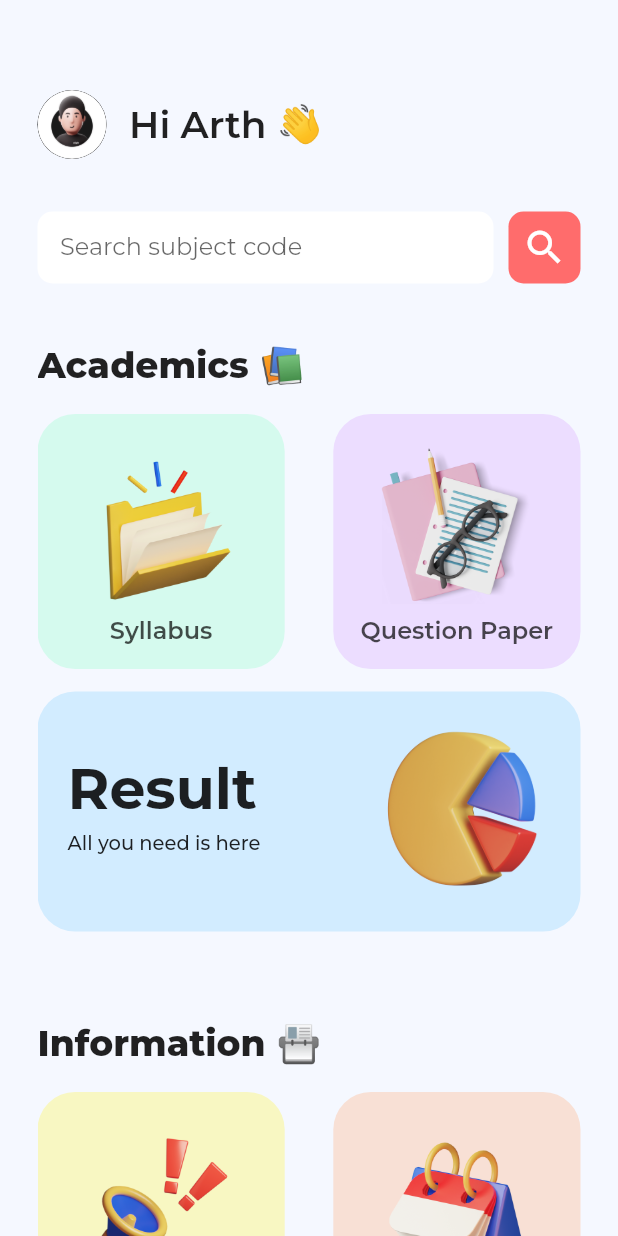
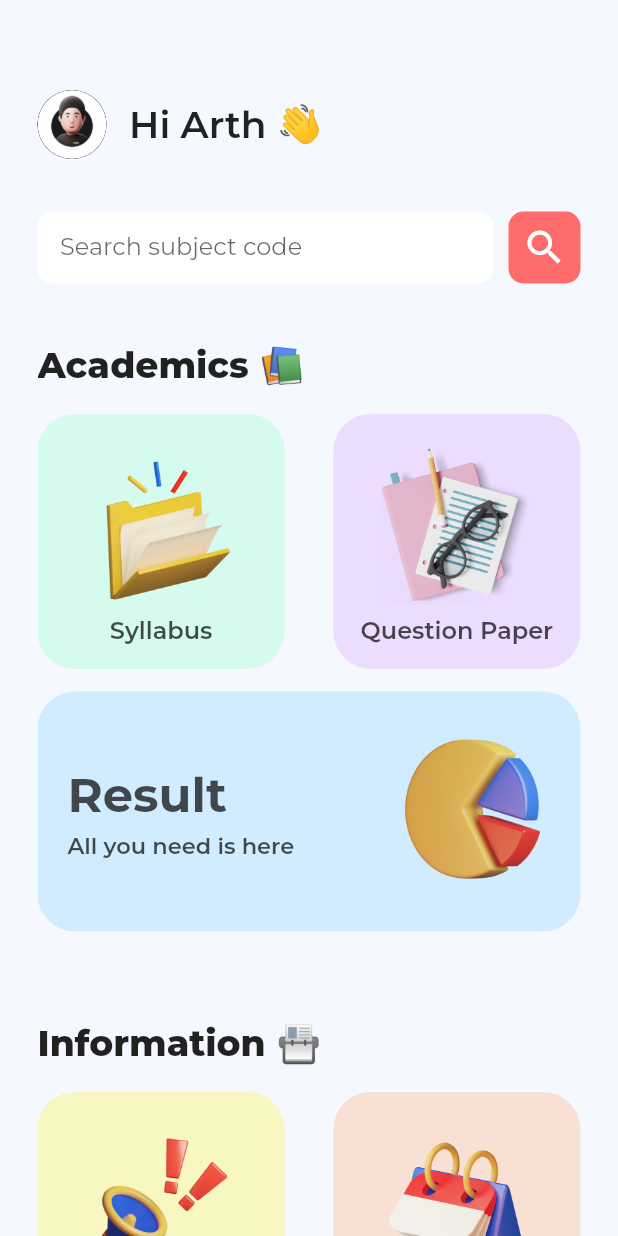
Before and after one commit to ArthVhanesa/gtu-app, a Flutter app: the screen it shows after launch, on a phone screen of 412 x 824 dp. Run offline on Flutter 3.47's test engine with Material 2 defaults, Android fonts, the phone set to English and light mode, and no system bars; drawn by our look-alikes of auto_size_text; our stand-ins replace google_fonts, tab_indicator_styler; missing offline and left inert: dart:ffi.

Commit message:
small change

```diff
--- a/lib/components/RectangleCard.dart
+++ b/lib/components/RectangleCard.dart
@@ -1,4 +1,7 @@
 // ignore_for_file: public_member_api_docs, sort_constructors_first
+import 'dart:ffi';
+
+import 'package:auto_size_text/auto_size_text.dart';
 import 'package:flutter/material.dart';
 import 'package:gtu_app/ScreenRouter.dart';
 import 'package:gtu_app/data/CardData.dart';
@@ -13,6 +16,7 @@ class RectangleCard extends StatelessWidget {
   }) : super(key: key);
 
   final FontStyle _fontStyle = FontStyle();
+  final AppColors _colors = AppColors();
 
   bool istagLine = false;
   bool islinkAvailable = false;
@@ -51,35 +55,45 @@ class RectangleCard extends StatelessWidget {
             mainAxisAlignment: MainAxisAlignment.spaceBetween,
             crossAxisAlignment: CrossAxisAlignment.center,
             children: [
-              Column(
+              Expanded(
+                child: Column(
                   crossAxisAlignment: CrossAxisAlignment.start,
                   mainAxisAlignment: MainAxisAlignment.center,
                   children: [
-                  Text(
+                    AutoSizeText(
                       card.title,
-                    style: _fontStyle.montserrat(
-                        istagLine ? 38 : 32, FontWeight.w700),
+                      style: _fontStyle
+                          .montserrat(32, FontWeight.w700)
+                          .copyWith(color: _colors.titleColor),
+                      maxLines: 2,
                     ),
                     SizedBox(
                       height: istagLine ? 5 : 0,
                     ),
                     istagLine
-                      ? Text(
+                        ? AutoSizeText(
                             card.tagline,
-                          style: _fontStyle.montserrat(13, FontWeight.w500),
+                            style: _fontStyle
+                                .montserrat(15, FontWeight.w600)
+                                .copyWith(color: _colors.titleColor),
+                            maxLines: 1,
                           )
-                      : Text(
-                          card.subtitle,
-                          style: _fontStyle.montserrat(30, FontWeight.w700),
-                        ),
-                  SizedBox(
-                    height: istagLine ? 10 : 0,
-                  )
+                        : const SizedBox(height: 0),
+                    // SizedBox(
+                    //   height: istagLine ? 10 : 0,
+                    // )
                   ],
                 ),
-              Image.asset(
+              ),
+              Container(
+                width: MediaQuery.of(context).size.width * 0.33,
+                child: FittedBox(
+                  fit: BoxFit.scaleDown,
+                  child: Image.asset(
                     card.image,
                     height: 150,
+                  ),
+                ),
               ),
             ],
           ),
--- /dev/null
+++ b/lib/data/CarouselSliderData.dart
@@ -0,0 +1,4 @@
+import 'package:gtu_app/data/CardData.dart';
+
+int activeIndex = 0;
+final CarouselSliderData = [circular, examTimetable, academicCalendar, result];
--- a/lib/screens/circularScreen.dart
+++ b/lib/screens/circularScreen.dart
@@ -4,7 +4,6 @@ import 'package:gtu_app/components/Header.dart';
 import 'package:gtu_app/components/PoweredbyAstronApps.dart';
 import 'package:gtu_app/data/CardData.dart';
 import 'package:gtu_app/data/DummyCommonCardData.dart';
-import 'package:gtu_app/data/DummyDataQuestionPaper.dart';
 import 'package:gtu_app/style.dart';
 import 'package:tab_indicator_styler/tab_indicator_styler.dart';
 
--- a/pubspec.yaml
+++ b/pubspec.yaml
@@ -37,8 +37,11 @@ dependencies:
   # Use with the CupertinoIcons class for iOS style icons.
   cupertino_icons: ^1.0.2
   google_fonts: ^3.0.1
+  auto_size_text: ^3.0.0
+  carousel_slider: ^4.1.1
   tab_indicator_styler: ^2.0.0
   percent_indicator: ^4.2.2
+  smooth_page_indicator: ^1.0.0+2
 
 dev_dependencies:
   flutter_test:
```
Also changed, not shown: lib/data/CardData.dart (+2 -20 lines), lib/main.dart (+6 -2 lines), pubspec.lock. Lines whose indentation alone changed are shown as unchanged.
